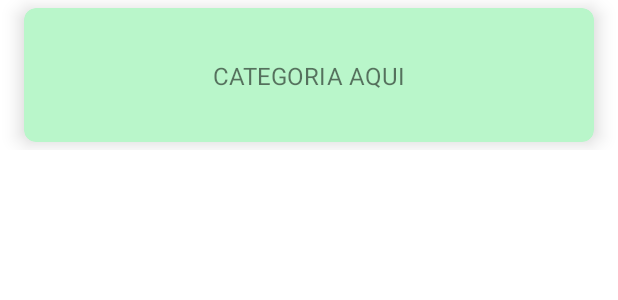
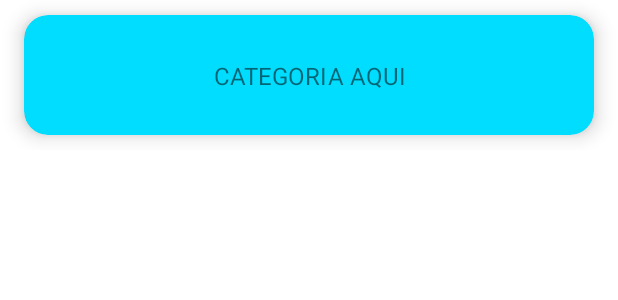
Before and after one commit to joseluisojedafdez/AppAvisos, an Android app: the layout item_list_category.xml on its own in the app's theme, with its tools: preview values and no code run, on a phone screen of 412 x 824 dp. Shown: the top 300 px of the screen. Run offline under Robolectric (Android 15) with nearby library versions, the phone set to English and light mode, and no system bars.

Commit message:
Se muestra la lista [WIP] corregir presentacion

```diff
--- a/app/src/main/res/layout/fragment_category.xml
+++ b/app/src/main/res/layout/fragment_category.xml
@@ -4,7 +4,7 @@
     xmlns:app="http://schemas.android.com/apk/res-auto"
     xmlns:tools="http://schemas.android.com/tools"
     android:layout_width="match_parent"
-    android:layout_height="match_parent">
+    android:layout_height="wrap_content">
 
     <androidx.recyclerview.widget.RecyclerView
         android:id="@+id/rv_categories"
--- a/app/src/main/res/layout/item_list_category.xml
+++ b/app/src/main/res/layout/item_list_category.xml
@@ -1,23 +1,20 @@
 <?xml version="1.0" encoding="utf-8"?>
 <androidx.constraintlayout.widget.ConstraintLayout xmlns:android="http://schemas.android.com/apk/res/android"
     xmlns:app="http://schemas.android.com/apk/res-auto"
-    xmlns:tools="http://schemas.android.com/tools"
     android:layout_width="match_parent"
     android:layout_height="100dp">
 
     <androidx.cardview.widget.CardView
-        android:id="@+id/cv_categories"
-        android:layout_width="0dp"
-        android:layout_height="89dp"
+        android:layout_width="match_parent"
+        android:layout_height="wrap_content"
         android:layout_marginStart="16dp"
         android:layout_marginTop="16dp"
         android:layout_marginEnd="16dp"
         android:layout_marginBottom="16dp"
-        android:elevation="8dp"
-        app:cardBackgroundColor="#B9F6CA"
-        app:cardCornerRadius="8dp"
+        app:cardCornerRadius="16dp"
         app:cardElevation="8dp"
         app:cardMaxElevation="8dp"
+        app:cardBackgroundColor="@android:color/holo_blue_bright"
         app:layout_constraintBottom_toBottomOf="parent"
         app:layout_constraintEnd_toEndOf="parent"
         app:layout_constraintStart_toStartOf="parent"
@@ -25,13 +22,18 @@
 
         <androidx.constraintlayout.widget.ConstraintLayout
             android:layout_width="match_parent"
-            android:layout_height="match_parent">
+            android:layout_height="80dp">
 
             <TextView
                 android:id="@+id/tv_categoria"
-                android:layout_width="wrap_content"
+                android:layout_width="match_parent"
                 android:layout_height="wrap_content"
+                android:layout_marginStart="16dp"
+                android:layout_marginTop="8dp"
+                android:layout_marginEnd="16dp"
+                android:layout_marginBottom="8dp"
                 android:text="@string/categoria_aqui"
+                android:textAlignment="center"
                 android:textSize="16sp"
                 app:layout_constraintBottom_toBottomOf="parent"
                 app:layout_constraintEnd_toEndOf="parent"
```
